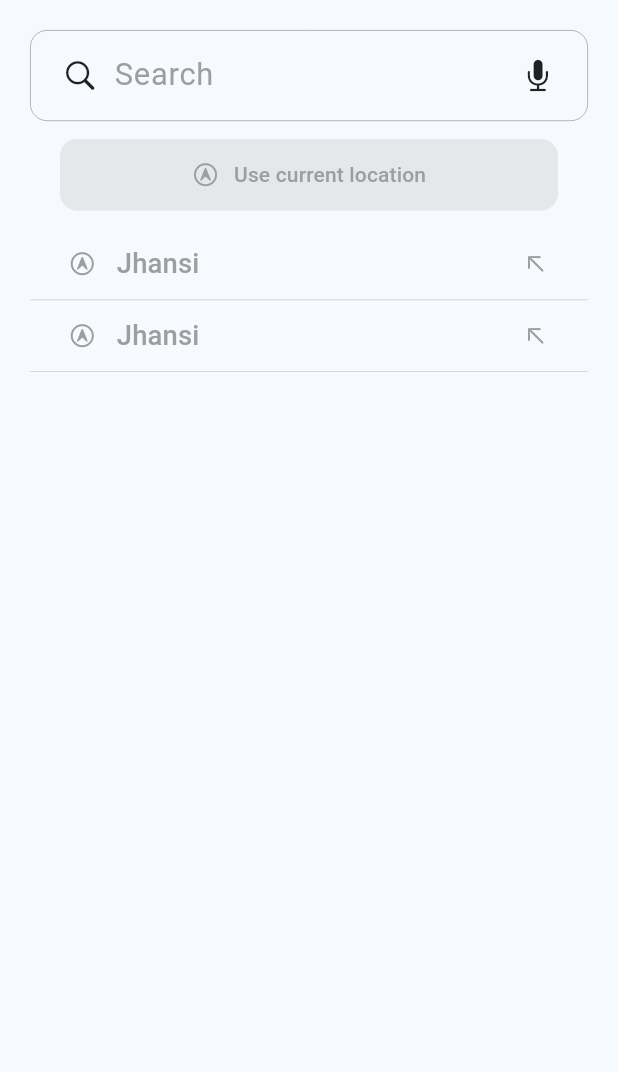
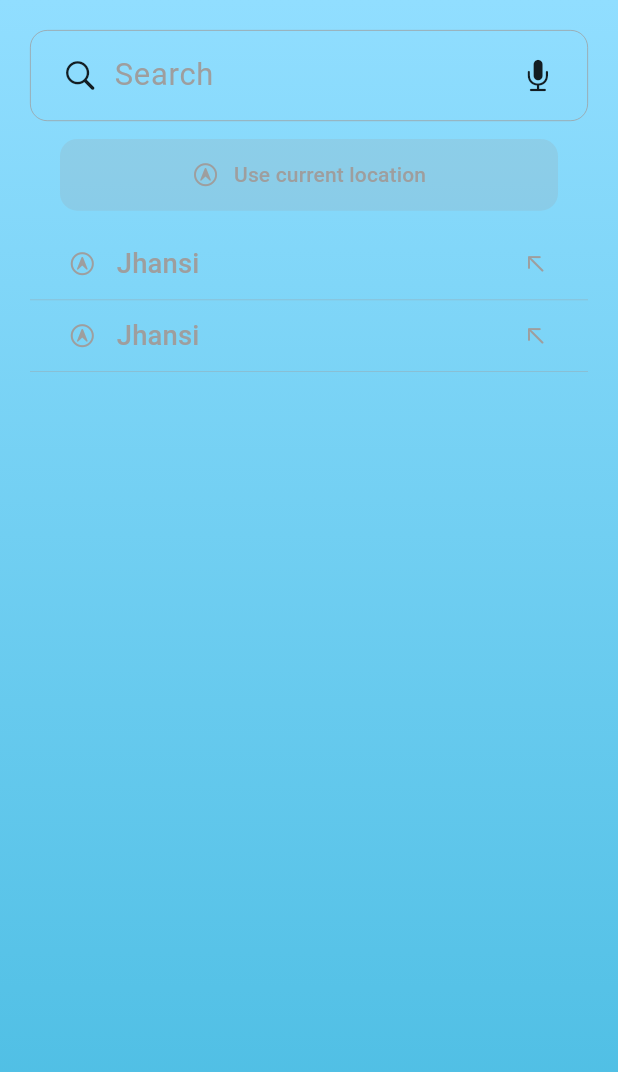
Before and after one commit to TheScriptRailoth/TinySky, a Flutter app: the SearchScreen screen opened directly, on a phone screen of 412 x 824 dp. Shown: the top 1072 px of the screen. Run offline on Flutter 3.47's test engine with Material 3 defaults, Android fonts, the phone set to English and light mode, and no system bars; our stand-ins replace flutter_screenutil, geocoding, geolocator, google_fonts, lottie.

```diff
--- a/lib/presentation/pages/search_screen.dart
+++ b/lib/presentation/pages/search_screen.dart
@@ -10,6 +10,11 @@ class SearchScreen extends StatefulWidget {
 }
 
 class _SearchScreenState extends State<SearchScreen> {
+  bool isNightTime=DateTime.now().hour<6 || DateTime.now().hour>18;
+  Color dayColor1 = Color(0xff91DEFF);
+  Color dayColor2 = Color(0xff47BBE1);
+  Color nightColor1 = Colors.blueGrey.shade800;
+  Color nightColor2 = Colors.black87;
 
   Future<void> placeAutoComplete(String query) async {
     Uri uri= Uri.https("maps.googleapis.com",
@@ -27,8 +32,17 @@ class _SearchScreenState extends State<SearchScreen> {
 
   @override
   Widget build(BuildContext context) {
+    List<Color> colors = isNightTime ? [nightColor1, nightColor2] : [dayColor1, dayColor2];
     return Scaffold(
-      body: Padding(
+      body: Container(
+        decoration: BoxDecoration(
+            gradient: LinearGradient(
+              colors: colors,
+              begin: Alignment.topCenter,
+              end: Alignment.bottomCenter,
+            )
+        ),
+        child: Padding(
           padding: EdgeInsets.all(20),
           child: ListView(
              children: [
@@ -104,6 +118,7 @@ class _SearchScreenState extends State<SearchScreen> {
              ],
           ),
         ),
+      ),
     );
   }
 
```
Also changed, not shown: lib/presentation/pages/home_scree.dart (+12 -5 lines). Lines whose indentation alone changed are shown as unchanged.
